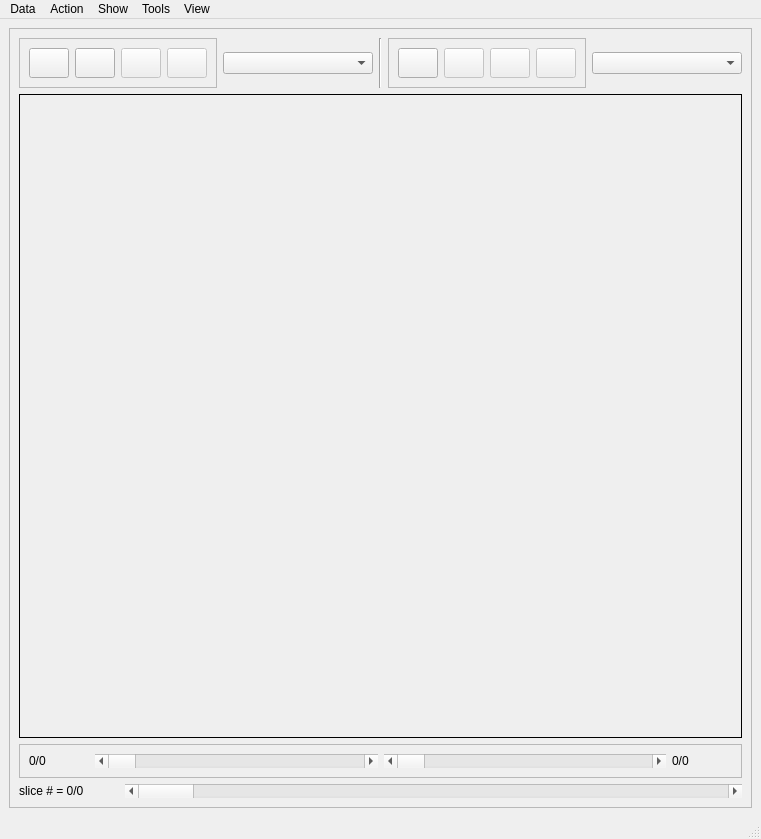
Above: lesioneditor/lession_editor_GUI_slim.ui from mazoku/lesion_editor before the change. Below: the same form after it.
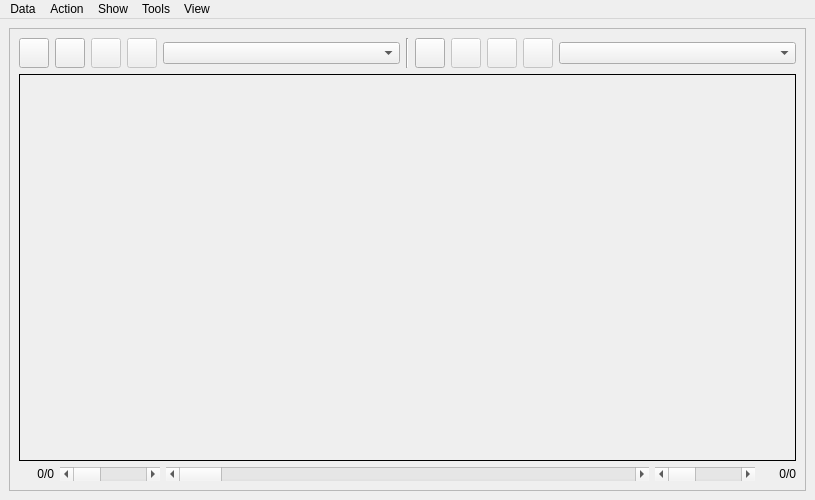
That is the form after the change. Icons and pictures are not drawn.

Patch:
```diff
--- a/lesioneditor/lession_editor_GUI_slim.ui
+++ b/lesioneditor/lession_editor_GUI_slim.ui
@@ -6,8 +6,8 @@
    <rect>
     <x>0</x>
     <y>0</y>
-    <width>721</width>
-    <height>839</height>
+    <width>815</width>
+    <height>500</height>
    </rect>
   </property>
   <property name="sizePolicy">
@@ -54,27 +54,6 @@
           <item>
            <layout class="QHBoxLayout" name="horizontalLayout_2">
             <item>
-             <widget class="QFrame" name="left_view_btns_F">
-              <property name="sizePolicy">
-               <sizepolicy hsizetype="Maximum" vsizetype="Preferred">
-                <horstretch>0</horstretch>
-                <verstretch>0</verstretch>
-               </sizepolicy>
-              </property>
-              <property name="minimumSize">
-               <size>
-                <width>0</width>
-                <height>50</height>
-               </size>
-              </property>
-              <property name="frameShape">
-               <enum>QFrame::StyledPanel</enum>
-              </property>
-              <property name="frameShadow">
-               <enum>QFrame::Raised</enum>
-              </property>
-              <layout class="QHBoxLayout" name="horizontalLayout_12">
-               <item>
                 <widget class="QPushButton" name="view_L_BTN">
                  <property name="sizePolicy">
                   <sizepolicy hsizetype="Fixed" vsizetype="Preferred">
@@ -84,10 +63,16 @@
                  </property>
                  <property name="minimumSize">
                   <size>
-                   <width>40</width>
+                <width>30</width>
                    <height>30</height>
                   </size>
                  </property>
+              <property name="maximumSize">
+               <size>
+                <width>30</width>
+                <height>16777215</height>
+               </size>
+              </property>
                  <property name="cursor">
                   <cursorShape>PointingHandCursor</cursorShape>
                  </property>
@@ -119,10 +104,16 @@
                  </property>
                  <property name="minimumSize">
                   <size>
-                   <width>40</width>
+                <width>30</width>
                    <height>30</height>
                   </size>
                  </property>
+              <property name="maximumSize">
+               <size>
+                <width>30</width>
+                <height>16777215</height>
+               </size>
+              </property>
                  <property name="cursor">
                   <cursorShape>PointingHandCursor</cursorShape>
                  </property>
@@ -157,10 +148,16 @@
                  </property>
                  <property name="minimumSize">
                   <size>
-                   <width>40</width>
+                <width>30</width>
                    <height>30</height>
                   </size>
                  </property>
+              <property name="maximumSize">
+               <size>
+                <width>30</width>
+                <height>16777215</height>
+               </size>
+              </property>
                  <property name="cursor">
                   <cursorShape>PointingHandCursor</cursorShape>
                  </property>
@@ -195,10 +192,16 @@
                  </property>
                  <property name="minimumSize">
                   <size>
-                   <width>40</width>
+                <width>30</width>
                    <height>30</height>
                   </size>
                  </property>
+              <property name="maximumSize">
+               <size>
+                <width>30</width>
+                <height>16777215</height>
+               </size>
+              </property>
                  <property name="cursor">
                   <cursorShape>PointingHandCursor</cursorShape>
                  </property>
@@ -218,9 +221,6 @@
                    <height>24</height>
                   </size>
                  </property>
-                </widget>
-               </item>
-              </layout>
              </widget>
             </item>
             <item>
@@ -233,7 +233,7 @@
               </property>
               <property name="minimumSize">
                <size>
-                <width>150</width>
+                <width>50</width>
                 <height>0</height>
                </size>
               </property>
@@ -251,27 +251,6 @@
           <item>
            <layout class="QHBoxLayout" name="horizontalLayout_4">
             <item>
-             <widget class="QFrame" name="right_view_btns_F">
-              <property name="sizePolicy">
-               <sizepolicy hsizetype="Maximum" vsizetype="Preferred">
-                <horstretch>0</horstretch>
-                <verstretch>0</verstretch>
-               </sizepolicy>
-              </property>
-              <property name="minimumSize">
-               <size>
-                <width>0</width>
-                <height>20</height>
-               </size>
-              </property>
-              <property name="frameShape">
-               <enum>QFrame::StyledPanel</enum>
-              </property>
-              <property name="frameShadow">
-               <enum>QFrame::Raised</enum>
-              </property>
-              <layout class="QHBoxLayout" name="horizontalLayout_13">
-               <item>
                 <widget class="QPushButton" name="view_R_BTN">
                  <property name="sizePolicy">
                   <sizepolicy hsizetype="Fixed" vsizetype="Fixed">
@@ -281,10 +260,16 @@
                  </property>
                  <property name="minimumSize">
                   <size>
-                   <width>40</width>
+                <width>30</width>
                    <height>30</height>
                   </size>
                  </property>
+              <property name="maximumSize">
+               <size>
+                <width>30</width>
+                <height>16777215</height>
+               </size>
+              </property>
                  <property name="cursor">
                   <cursorShape>PointingHandCursor</cursorShape>
                  </property>
@@ -319,10 +304,16 @@
                  </property>
                  <property name="minimumSize">
                   <size>
-                   <width>40</width>
+                <width>30</width>
                    <height>30</height>
                   </size>
                  </property>
+              <property name="maximumSize">
+               <size>
+                <width>30</width>
+                <height>16777215</height>
+               </size>
+              </property>
                  <property name="cursor">
                   <cursorShape>PointingHandCursor</cursorShape>
                  </property>
@@ -357,10 +348,16 @@
                  </property>
                  <property name="minimumSize">
                   <size>
-                   <width>40</width>
+                <width>30</width>
                    <height>30</height>
                   </size>
                  </property>
+              <property name="maximumSize">
+               <size>
+                <width>30</width>
+                <height>16777215</height>
+               </size>
+              </property>
                  <property name="cursor">
                   <cursorShape>PointingHandCursor</cursorShape>
                  </property>
@@ -395,10 +392,16 @@
                  </property>
                  <property name="minimumSize">
                   <size>
-                   <width>40</width>
+                <width>30</width>
                    <height>30</height>
                   </size>
                  </property>
+              <property name="maximumSize">
+               <size>
+                <width>30</width>
+                <height>16777215</height>
+               </size>
+              </property>
                  <property name="cursor">
                   <cursorShape>PointingHandCursor</cursorShape>
                  </property>
@@ -418,9 +421,6 @@
                    <height>24</height>
                   </size>
                  </property>
-                </widget>
-               </item>
-              </layout>
              </widget>
             </item>
             <item>
@@ -433,7 +433,7 @@
               </property>
               <property name="minimumSize">
                <size>
-                <width>150</width>
+                <width>50</width>
                 <height>0</height>
                </size>
               </property>
@@ -446,7 +446,7 @@
         <item>
          <widget class="QFrame" name="viewer_F">
           <property name="sizePolicy">
-           <sizepolicy hsizetype="Expanding" vsizetype="Expanding">
+           <sizepolicy hsizetype="MinimumExpanding" vsizetype="MinimumExpanding">
             <horstretch>0</horstretch>
             <verstretch>0</verstretch>
            </sizepolicy>
@@ -463,29 +463,68 @@
          </widget>
         </item>
         <item>
-         <widget class="QFrame" name="frame_7">
-          <property name="frameShape">
-           <enum>QFrame::StyledPanel</enum>
-          </property>
-          <property name="frameShadow">
-           <enum>QFrame::Raised</enum>
-          </property>
-          <layout class="QHBoxLayout" name="horizontalLayout_3">
+         <layout class="QHBoxLayout" name="horizontalLayout_11">
            <item>
             <widget class="QLabel" name="slice_number_L_LBL">
+            <property name="minimumSize">
+             <size>
+              <width>35</width>
+              <height>0</height>
+             </size>
+            </property>
              <property name="maximumSize">
               <size>
-               <width>60</width>
-               <height>16777215</height>
+              <width>40</width>
+              <height>40</height>
               </size>
              </property>
              <property name="text">
               <string>0/0</string>
              </property>
+            <property name="alignment">
+             <set>Qt::AlignRight|Qt::AlignTrailing|Qt::AlignVCenter</set>
+            </property>
             </widget>
            </item>
            <item>
             <widget class="QScrollBar" name="slice_L_SB">
+            <property name="sizePolicy">
+             <sizepolicy hsizetype="MinimumExpanding" vsizetype="Fixed">
+              <horstretch>0</horstretch>
+              <verstretch>0</verstretch>
+             </sizepolicy>
+            </property>
+            <property name="minimumSize">
+             <size>
+              <width>50</width>
+              <height>0</height>
+             </size>
+            </property>
+            <property name="maximumSize">
+             <size>
+              <width>100</width>
+              <height>15</height>
+             </size>
+            </property>
+            <property name="orientation">
+             <enum>Qt::Horizontal</enum>
+            </property>
+           </widget>
+          </item>
+          <item>
+           <widget class="QScrollBar" name="slice_C_SB">
+            <property name="sizePolicy">
+             <sizepolicy hsizetype="Expanding" vsizetype="Fixed">
+              <horstretch>0</horstretch>
+              <verstretch>0</verstretch>
+             </sizepolicy>
+            </property>
+            <property name="minimumSize">
+             <size>
+              <width>100</width>
+              <height>0</height>
+             </size>
+            </property>
              <property name="orientation">
               <enum>Qt::Horizontal</enum>
              </property>
@@ -496,6 +535,24 @@
              <property name="enabled">
               <bool>true</bool>
              </property>
+            <property name="sizePolicy">
+             <sizepolicy hsizetype="MinimumExpanding" vsizetype="Fixed">
+              <horstretch>0</horstretch>
+              <verstretch>0</verstretch>
+             </sizepolicy>
+            </property>
+            <property name="minimumSize">
+             <size>
+              <width>50</width>
+              <height>0</height>
+             </size>
+            </property>
+            <property name="maximumSize">
+             <size>
+              <width>100</width>
+              <height>16777215</height>
+             </size>
+            </property>
              <property name="orientation">
               <enum>Qt::Horizontal</enum>
              </property>
@@ -503,51 +560,26 @@
            </item>
            <item>
             <widget class="QLabel" name="slice_number_R_LBL">
+            <property name="minimumSize">
+             <size>
+              <width>35</width>
+              <height>0</height>
+             </size>
+            </property>
              <property name="maximumSize">
               <size>
                <width>60</width>
                <height>16777215</height>
               </size>
              </property>
+            <property name="layoutDirection">
+             <enum>Qt::LeftToRight</enum>
+            </property>
              <property name="text">
               <string>0/0</string>
              </property>
-            </widget>
-           </item>
-          </layout>
-         </widget>
-        </item>
-        <item>
-         <layout class="QHBoxLayout" name="horizontalLayout_11">
-          <item>
-           <widget class="QLabel" name="slice_number_C_LBL">
-            <property name="sizePolicy">
-             <sizepolicy hsizetype="Minimum" vsizetype="Preferred">
-              <horstretch>0</horstretch>
-              <verstretch>0</verstretch>
-             </sizepolicy>
-            </property>
-            <property name="minimumSize">
-             <size>
-              <width>100</width>
-              <height>0</height>
-             </size>
-            </property>
-            <property name="text">
-             <string>slice # = 0/0</string>
-            </property>
-           </widget>
-          </item>
-          <item>
-           <widget class="QScrollBar" name="slice_C_SB">
-            <property name="sizePolicy">
-             <sizepolicy hsizetype="Expanding" vsizetype="Fixed">
-              <horstretch>0</horstretch>
-              <verstretch>0</verstretch>
-             </sizepolicy>
-            </property>
-            <property name="orientation">
-             <enum>Qt::Horizontal</enum>
+            <property name="alignment">
+             <set>Qt::AlignRight|Qt::AlignTrailing|Qt::AlignVCenter</set>
             </property>
            </widget>
           </item>
@@ -564,7 +596,7 @@
     <rect>
      <x>0</x>
      <y>0</y>
-     <width>721</width>
+     <width>815</width>
      <height>25</height>
     </rect>
    </property>
@@ -613,7 +645,6 @@
    <addaction name="menuTools"/>
    <addaction name="menuView"/>
   </widget>
-  <widget class="QStatusBar" name="statusbar"/>
   <action name="action_load_serie_1">
    <property name="text">
     <string>Load serie #1...</string>
```
Lines whose indentation alone changed are shown as unchanged.
